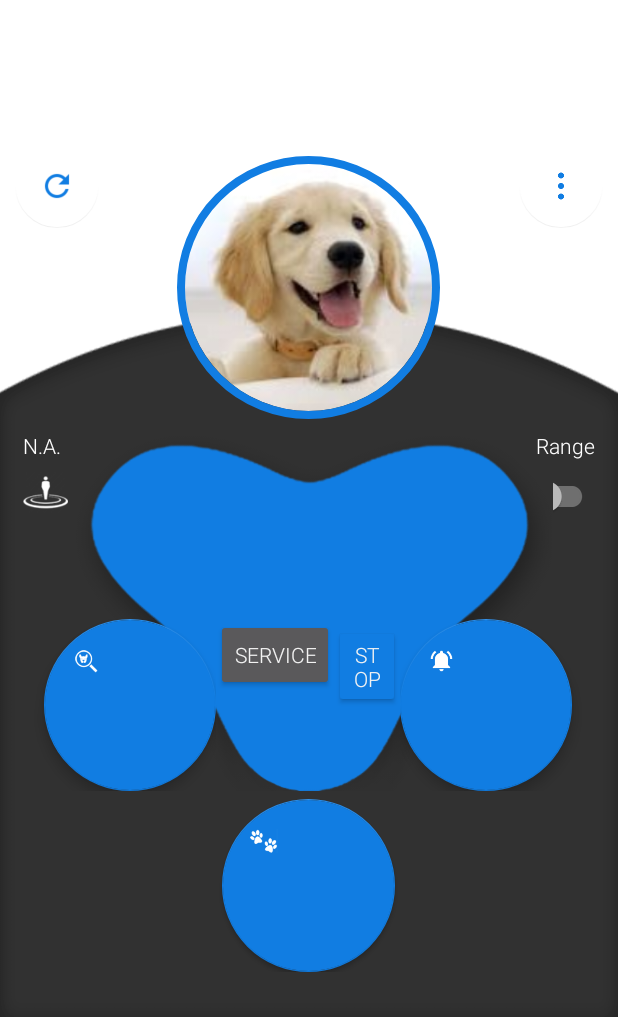
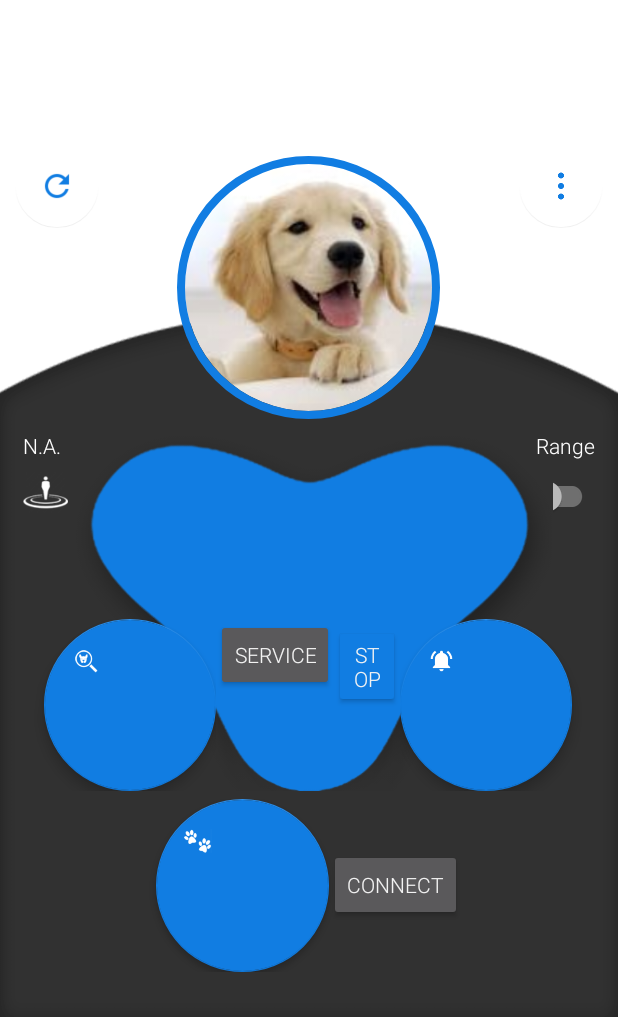
Before and after one commit to NomadJake/HitchTag, an Android app: the MainActivity screen opened directly, with no data from a screen before it, after a tap on "STOP", on a phone screen of 412 x 824 dp, the part 219-1236 px from its top. Run offline under Robolectric (Android 15) with nearby library versions, the phone set to English and light mode, and no system bars; our stand-ins replace CircleImageView; libraries missing offline, so code that uses them is left out: com.kyleduo.switchbutton; plain views replace SwitchButton; 7 statements that could not run were skipped.

Commit message:
almost done

```diff
--- a/app/src/main/java/com/crosscharge/hitch/MainActivity.java
+++ b/app/src/main/java/com/crosscharge/hitch/MainActivity.java
@@ -215,6 +215,15 @@ public class MainActivity extends AppCompatActivity {
                 }
            }
         });
+
+
+        final Handler handler1 = new Handler();
+        handler1.postDelayed(new Runnable() {
+            @Override
+            public void run() {
+                scanLeDevice(true);
+            }
+        }, 5000);
 
 
 
@@ -630,6 +639,13 @@ public class MainActivity extends AppCompatActivity {
         scanLeDevice(true);
     }
 
+    public void onConnectPressed(View v) {
+        // here for refresh button onclick to do
+        if (!tagList.isEmpty()){
+            tagList.get(tagList.size() - 1 ).connect();
+        }
+    }
+
     public void onTagSettingsPressed(View v) {
         Intent i=new Intent(this, TagSettingsActivity.class);
         //put the selected tag name to refer to change settings in other activity
--- a/app/src/main/java/com/crosscharge/hitch/fService.java
+++ b/app/src/main/java/com/crosscharge/hitch/fService.java
@@ -227,7 +227,7 @@ public class fService extends Service {
             builder.addAction(android.R.drawable.ic_media_play, "start", pstartTrackingIntent);
             builder.addAction(android.R.drawable.ic_media_pause, "stop",
                     pstopTrackingIntent);
-            builder.addAction(android.R.drawable.ic_lock_power_off, "kill",
+            builder.addAction(android.R.drawable.ic_lock_power_off, "close",
                     pkillService);
 
             builder.setPriority(Notification.PRIORITY_HIGH);
--- a/app/src/main/res/layout/activity_main.xml
+++ b/app/src/main/res/layout/activity_main.xml
@@ -389,6 +389,14 @@
                 android:layout_gravity="center"
                 android:onClick="onTrackButtonPressed"/>
 
+                <Button
+                    style="?android:attr/buttonStyleSmall"
+                    android:layout_width="wrap_content"
+                    android:layout_height="wrap_content"
+                    android:text="connect"
+                    android:onClick="onConnectPressed"
+                    android:id="@+id/button" />
+
             </LinearLayout>
             <LinearLayout
                 android:layout_width="match_parent"
```
Also changed, not shown: app/src/main/java/com/crosscharge/hitch/ScanActivity.java (+6 -3 lines).
